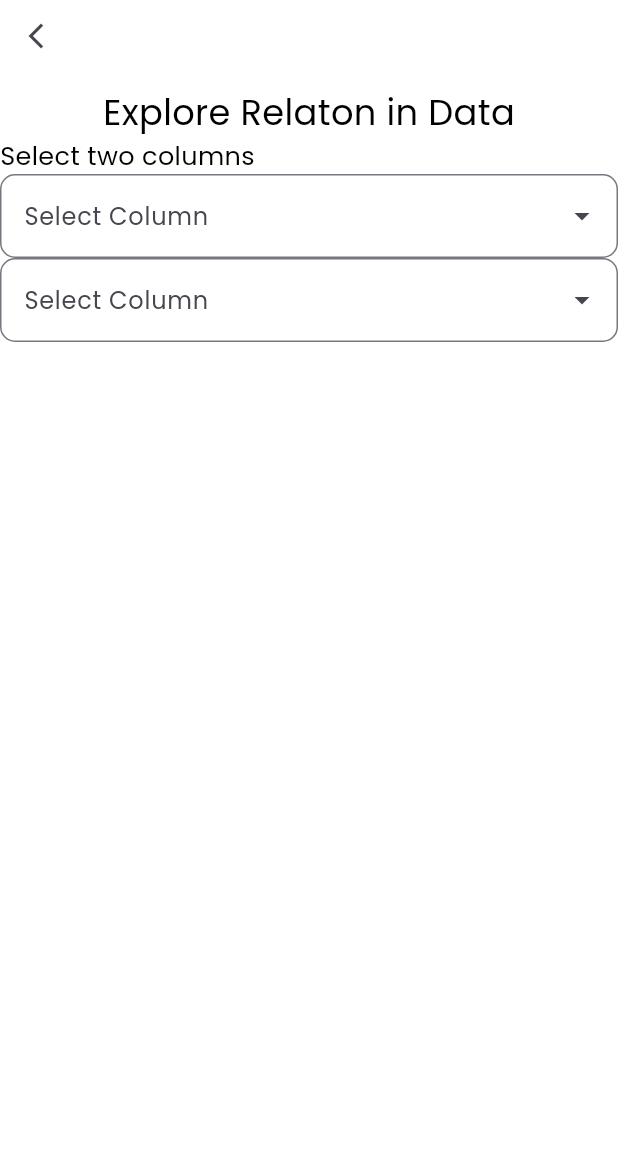
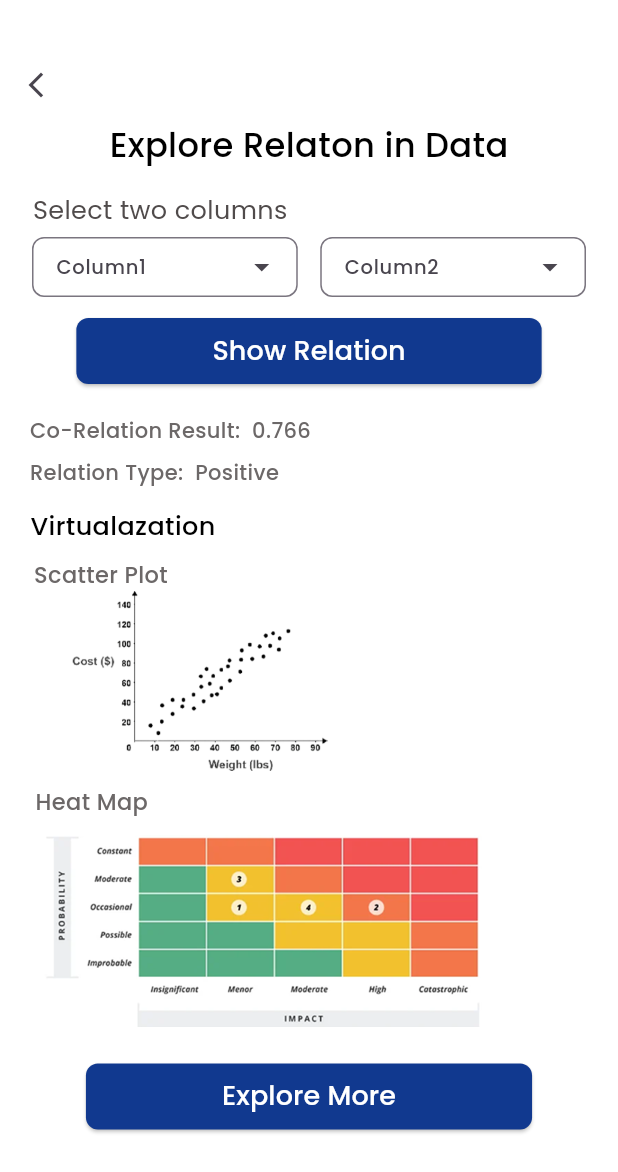
Before and after one commit to NasirUddinNasir/BSMMl-Mobile-app, a Flutter app: the RelationScreen screen opened directly, on a phone screen of 412 x 824 dp. Shown: the top 1172 px of the screen. Run offline on Flutter 3.47's test engine with Material 3 defaults, Android fonts, the phone set to English and light mode, and no system bars; our stand-ins replace file_picker.

Commit message:
Updated Relation screen

```diff
--- a/lib/main.dart
+++ b/lib/main.dart
@@ -9,6 +9,7 @@ WidgetsFlutterBinding.ensureInitialized();
 
   // Lock the app in portrait mode
   SystemChrome.setPreferredOrientations([
+
     DeviceOrientation.portraitUp,
     DeviceOrientation.portraitDown,
   ]);
--- a/lib/screens/overview_screen.dart
+++ b/lib/screens/overview_screen.dart
@@ -119,7 +119,7 @@ class OverviewScreenState extends State<OverviewScreen>{
             child: Column(
                 children: [
 
-                  SizedBox(height: screenHeight*0.045),
+                  SizedBox(height: screenHeight*0.040),
 
                   Align(
                     alignment: Alignment.centerLeft,
--- a/lib/screens/prediction_screen.dart
+++ b/lib/screens/prediction_screen.dart
@@ -14,7 +14,7 @@ class PredictionScreen extends StatelessWidget {
                 crossAxisAlignment: CrossAxisAlignment.center,
                 children: [
 
-                 SizedBox(height: screenHeight*0.055),
+                 SizedBox(height: screenHeight*0.045),
 
                  Align(
                     alignment: Alignment.centerLeft,
--- a/lib/screens/relation_screen.dart
+++ b/lib/screens/relation_screen.dart
@@ -11,10 +11,14 @@ class RelationScreen extends StatefulWidget{
 }
 
 class RelationScreenState extends State<RelationScreen>{
+    List<String> columnValues = ["nasir", "ahmad", "hasnain", "jawad", "5", "6", "7"];
 
   TextEditingController controller = TextEditingController();
-  List<String> columnValues = ["1", "2", "3", "4", "5", "6", "7"]; // Example data
-  String selectedValue = ""; // Example data
+   TextEditingController controller2 = TextEditingController();
+
+
+  String column1 = "";
+   String column2 = "";
 
 
 
@@ -24,35 +28,114 @@ class RelationScreenState extends State<RelationScreen>{
       body: Center(
         child: Column(
           children: [
+            SizedBox(height: screenHeight*0.04),
             Align(
               alignment: Alignment.centerLeft,
               child: iconButton(context),
             ),
-            SizedBox(height: 10,),
-            customText(text: 'Explore Relaton in Data',size: headingTextSize),
+            customText(text: 'Explore Relaton in Data',size: headingTextSize-1,weight:FontWeight.w500),
+            SizedBox(height: 15,),
               Align(
-              alignment: Alignment.centerLeft,
-              child: customText(text: 'Select two columns',size: 17,),
+                alignment: Alignment(-0.82, 0),
+                child: customText(text: 'Select two columns',size: 17, weight: FontWeight.w400,color: const Color.fromARGB(255, 80, 75, 75)),
               ),
+
+            SizedBox(height: 6,),
+
+            Row(
+              mainAxisAlignment: MainAxisAlignment.spaceAround,
+              mainAxisSize: MainAxisSize.min,
+              children: [
+
                   customDropDownMenu(
+                    label: 'Column1',
                     context: context,
                     controller: controller,
                     columnValues: columnValues,
-              selectedValue: selectedValue,
-              setStateCallback:() {
-                setState(() {
-                });
-              }
+                    onValueSelected: (value)=>setState(() {
+                            column1 = value;
+                            })
                 ),
+                SizedBox(width: 15,),
                   customDropDownMenu(
+                    label: 'Column2',
                     context: context,
-              controller: controller,
+                    controller: controller2,
                     columnValues: columnValues,
-              selectedValue: selectedValue,
-              setStateCallback:() {
-                setState(() {
-                });
-              }
+                    onValueSelected: (value)=>setState(() {
+                            column1 = value;
+                            })
+                  ),
+              ],
+            ),
+            SizedBox(height: 12,),
+            customElevatedButton(
+              text: 'Show Relation',
+              ypadding: 9,
+              xpadding: screenWidth* 0.22,
+              textsize: 18,
+              textWeight: FontWeight.w500,
+              onPressed: (){}
+              ),
+              SizedBox(height: 15,),
+
+            Align(
+              alignment: Alignment(-0.82, 0),
+              child: customText(
+                text: 'Co-Relation Result:  0.766 \nRelation Type:  Positive',
+                size: 14,
+                weight: FontWeight.w500,
+                color:smallTextColor,
+                lineSpace:2 ,
+                ),
+            ),
+            SizedBox(height: 10,),
+
+          Align(
+              alignment: Alignment(-0.86, 0),
+              child: customText(text: 'Virtualazation',size: 17, weight: FontWeight.w500),
+
+           ),
+
+         SizedBox(height: 10,),
+
+          Align(
+              alignment: Alignment(-0.86, 0),
+              child: customText(text: 'Scatter Plot',size: 15, weight: FontWeight.w500,color: smallTextColor),
+
+           ),
+          Align(
+              alignment: Alignment(-0.86, 0),
+              child: Image.asset(
+                height: 120,
+                width: 250,
+                'assets/images/relation1.png'
+                )
+           ),
+           SizedBox(height: 10,),
+
+          Align(
+              alignment: Alignment(-0.86, 0),
+              child: customText(text: 'Heat Map',size: 15, weight: FontWeight.w500,color: smallTextColor),
+
+           ),
+          Align(
+              alignment: Alignment(-0.5, 0),
+              child: Image.asset(
+                height: 150,
+                width: 300,
+                'assets/images/relation2.png'
+                ),
+           ),
+
+          SizedBox(height: 12,),
+            customElevatedButton(
+              text: 'Explore More',
+              ypadding: 9,
+              xpadding: screenWidth* 0.22,
+              textsize: 18,
+              textWeight: FontWeight.w500,
+              onPressed: (){}
           ),
 
 
--- a/lib/screens/widgets_functions.dart
+++ b/lib/screens/widgets_functions.dart
@@ -9,7 +9,7 @@ double sumWH = screenWidth +screenHeight ;
 final double headingTextSize = sumWH*0.019;
 
 // Text Color
-const Color smallTextColor =  Color.fromARGB(255, 110, 107, 107);
+const Color smallTextColor =  Color.fromARGB(255, 108, 104, 104);
 const Color customBlueColor = Color.fromARGB(255, 27, 79, 192);
 
 
@@ -45,13 +45,14 @@ Widget customText({
 Widget customElevatedButton({
   required String text, // Button text
   required VoidCallback onPressed, // Button action
-  Color backgroundColor = customBlueColor, // Background color
+  Color backgroundColor = const Color.fromARGB(255, 17, 57, 143), // Background color
   Color textColor= Colors.white, // Text color
   double ypadding = 9,
   double xpadding = 75, // Padding around the button
   double? borderRadius, // Border radius
   double textsize = 21,
   IconData? icon,
+  FontWeight textWeight =FontWeight.w200,
 }) {
   return ElevatedButton(
     onPressed: onPressed,
@@ -67,7 +68,7 @@ Widget customElevatedButton({
       Row(
     mainAxisSize: MainAxisSize.min,
     children: [
-    customText(text: text, size: textsize, weight: FontWeight.w200, color: Colors.white),
+    customText(text: text, size: textsize, weight: textWeight, color: Colors.white),
 
     if (icon != null) ...[
            SizedBox(width: 8), // Space between text and icon
@@ -155,71 +156,62 @@ void customSnackBar(
 
 // Custom Dropdown Menu
 
+void showColumnPicker(BuildContext context, List<String> columnValues, Function(String selected) onSelected) {
+  showModalBottomSheet(
+    context: context,
+    builder: (context) {
+      return Container(
+        padding: EdgeInsets.all(10),
+        height: 300,
+        child: ListView.builder(
+          itemCount: columnValues.length,
+          itemBuilder: (context, index) {
+            return ListTile(
+              title: Text(columnValues[index]),
+              onTap: () {
+                onSelected(columnValues[index]);
+                Navigator.pop(context);
+              },
+            );
+          },
+        ),
+      );
+    },
+  );
+}
 Widget customDropDownMenu({
+  required String label,
   required BuildContext context,
   required TextEditingController controller,
   required List<String> columnValues,
-  required String selectedValue,
-  required VoidCallback setStateCallback,
-}){
-  GlobalKey textFieldKey = GlobalKey(); // Unique key for positioning
-  return TextField(
-  key: textFieldKey, // Assign the key to the TextField
+  required Function(String) onValueSelected,
+}) {
+  return SizedBox(
+        height: 40,
+        width: screenWidth*0.43,
+        child: TextField(
+
+        textAlignVertical:TextAlignVertical.top,
+        textAlign: TextAlign.center,
+        style: TextStyle(fontSize: 17),
         controller: controller,
         readOnly: true,
         decoration: InputDecoration(
-    labelText: "Select Column",
+          focusColor: Colors.blue,
+          label: Text(label,style: TextStyle(fontSize: 13,fontWeight: FontWeight.w500),),
+
           suffixIcon: Icon(Icons.arrow_drop_down),
           border: OutlineInputBorder(
-      borderRadius: BorderRadius.circular(10),
+            borderRadius: BorderRadius.circular(8),
           ),
         ),
         onTap: () {
-    // Get the position of the TextField
-    RenderBox renderBox = textFieldKey.currentContext!.findRenderObject() as RenderBox;
-    Offset offset = renderBox.localToGlobal(Offset.zero);
-    double width = renderBox.size.width;
-    double height = renderBox.size.height;
-
-
-    showMenu(
-      color: Colors.white,
-      context: context,
-      position: RelativeRect.fromLTRB(
-        offset.dx, // Left position (same as TextField)
-        offset.dy + height, // Appear directly below TextField
-        offset.dx + width, // Match width with TextField
-        offset.dy + height + 200, // Keep it within screen bounds
-      ),
-      items: columnValues.map((name) {
-        return PopupMenuItem<String>(
-          value: name,
-          child: Container(
-            width: width-20 , // Match width with TextField
-            padding: EdgeInsets.symmetric(vertical: 10, horizontal: 20),
-            decoration: BoxDecoration(
-
-              color: Colors.blue.withValues(alpha: 0.2), // Light blue background
-              borderRadius: BorderRadius.circular(8),
-            ),
-            child: Text(
-              name,
-              style: TextStyle(
-                color: smallTextColor.withValues(alpha: 0.7),
-                fontWeight: FontWeight.bold,
-              ),
-            ),
+          showColumnPicker(context, columnValues, (selected) {
+            controller.text = selected;
+            onValueSelected(selected);
+          });
+        },
       ),
   );
-      }).toList(),
-    ).then((selectedName) {
-      if (selectedName != null) {
-        setStateCallback();
-          controller.text = selectedName;
-          selectedValue= selectedName;
+
 }
-  }
-  );
-      }
-);
-}
```
Also changed, not shown: pubspec.lock, 125 other files. Lines whose indentation alone changed are shown as unchanged.
